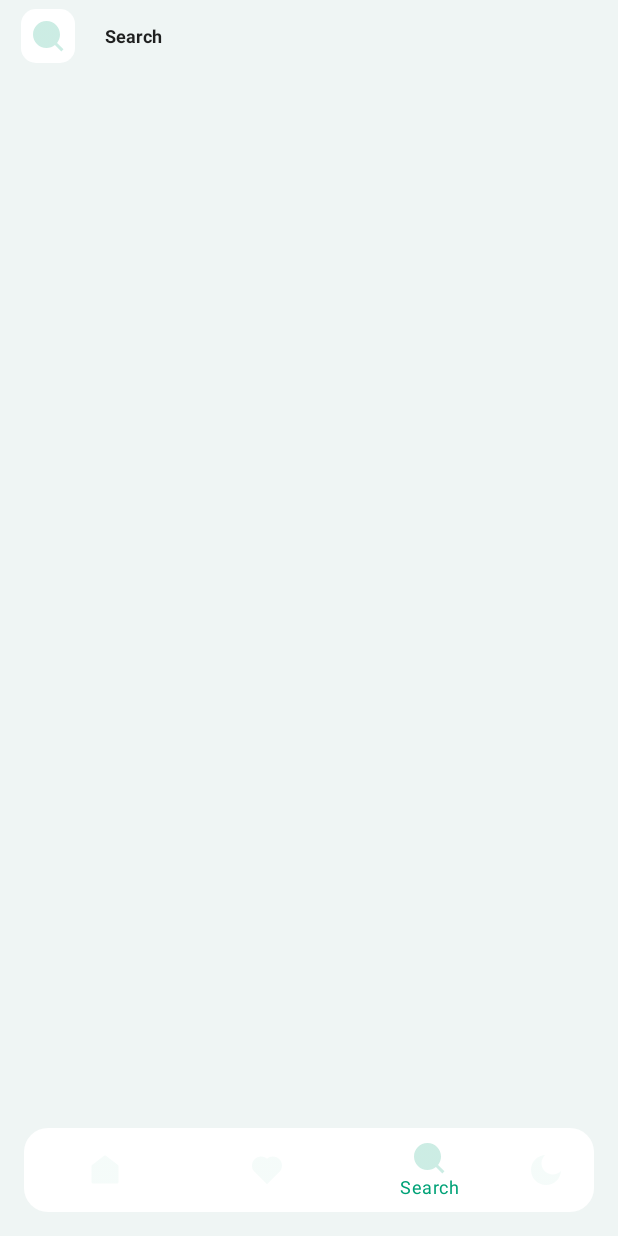
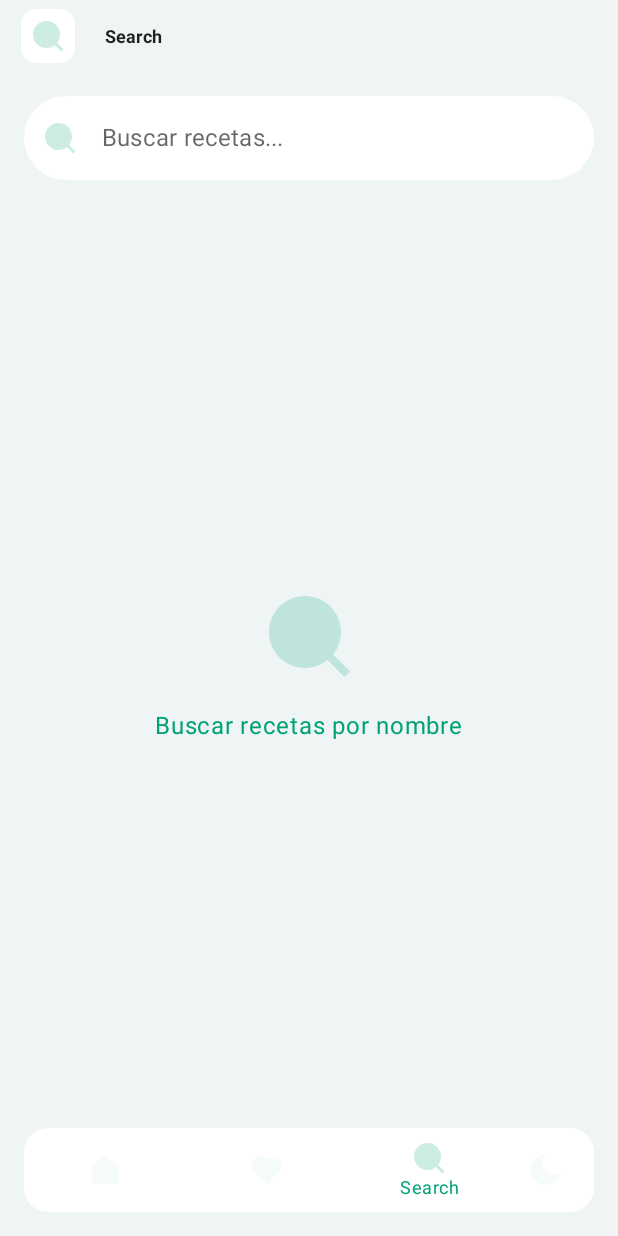
Before and after one commit to Jose-Ulacio/MealGenie, an Android app built with Jetpack Compose: the PantallaSearch screen opened through its navigation route, on a phone screen of 412 x 824 dp. Run offline under Robolectric (Android 15) with nearby library versions, the phone set to English and light mode, and no system bars; our stand-ins replace Room's generated code, accompanist; pictures from the network do not load.

Commit message:
Funcionamiento de la SearchScreen, junto con si diseño

```diff
--- a/app/src/main/java/com/example/mealgenie/view/NavigationHost.kt
+++ b/app/src/main/java/com/example/mealgenie/view/NavigationHost.kt
@@ -31,7 +31,7 @@ fun NavigationHost(
             FavoriteScreen(viewModel, mainState)
         }
         composable(SearchScreen.route){
-            SearchScreen()
+            SearchScreen(viewModel, mainState)
         }
     }
 }
--- a/app/src/main/java/com/example/mealgenie/view/Screens/SearchScreen.kt
+++ b/app/src/main/java/com/example/mealgenie/view/Screens/SearchScreen.kt
@@ -4,19 +4,31 @@ import androidx.compose.foundation.background
 import androidx.compose.foundation.layout.Arrangement
 import androidx.compose.foundation.layout.Box
 import androidx.compose.foundation.layout.Column
+import androidx.compose.foundation.layout.PaddingValues
 import androidx.compose.foundation.layout.Row
+import androidx.compose.foundation.layout.fillMaxHeight
 import androidx.compose.foundation.layout.fillMaxSize
 import androidx.compose.foundation.layout.fillMaxWidth
 import androidx.compose.foundation.layout.height
 import androidx.compose.foundation.layout.padding
+import androidx.compose.foundation.layout.size
 import androidx.compose.foundation.layout.systemBarsPadding
 import androidx.compose.foundation.layout.width
+import androidx.compose.foundation.lazy.staggeredgrid.LazyVerticalStaggeredGrid
+import androidx.compose.foundation.lazy.staggeredgrid.StaggeredGridCells
+import androidx.compose.foundation.lazy.staggeredgrid.items
 import androidx.compose.foundation.lazy.staggeredgrid.rememberLazyStaggeredGridState
 import androidx.compose.foundation.shape.RoundedCornerShape
+import androidx.compose.foundation.text.KeyboardActions
+import androidx.compose.foundation.text.KeyboardOptions
 import androidx.compose.material.Icon
+import androidx.compose.material.IconButton
 import androidx.compose.material.Text
+import androidx.compose.material.TextField
+import androidx.compose.material.TextFieldDefaults
 import androidx.compose.runtime.Composable
 import androidx.compose.runtime.LaunchedEffect
+import androidx.compose.runtime.collectAsState
 import androidx.compose.runtime.getValue
 import androidx.compose.runtime.mutableIntStateOf
 import androidx.compose.runtime.remember
@@ -26,18 +38,30 @@ import androidx.compose.ui.Modifier
 import androidx.compose.ui.graphics.Color
 import androidx.compose.ui.res.colorResource
 import androidx.compose.ui.res.painterResource
+import androidx.compose.ui.text.Placeholder
 import androidx.compose.ui.text.TextStyle
 import androidx.compose.ui.text.font.FontWeight
+import androidx.compose.ui.text.input.ImeAction
 import androidx.compose.ui.unit.dp
 import androidx.compose.ui.unit.sp
+import androidx.lifecycle.viewmodel.compose.viewModel
+import androidx.room.Query
 import com.example.mealgenie.R
+import com.example.mealgenie.data.model.Recipe
+import com.example.mealgenie.view.Screens.AuxiliaryComponents.FullScreenLoading
 import com.example.mealgenie.view.Screens.AuxiliaryComponents.MainScreenStates
 import com.example.mealgenie.view.Screens.AuxiliaryComponents.rememberMainScreenState
+import com.example.mealgenie.viewmodel.RecipeViewModel
 
 @Composable
 fun SearchScreen(
+    viewModel: RecipeViewModel = viewModel(),
     mainState: MainScreenStates = rememberMainScreenState()
 ) {
+    val searchResults by viewModel.searchResults.collectAsState()
+    val isLoading by viewModel.isLoading.collectAsState()
+    val searchQuery by viewModel.searchQuery.collectAsState()
+
     val gridState = rememberLazyStaggeredGridState()
     var lastScrollPosition by remember { mutableIntStateOf(0) }
 
@@ -94,7 +118,8 @@ fun SearchScreen(
                         )
                     }
                     Text(
-                        modifier = Modifier.padding(start = 20.dp)
+                        modifier = Modifier
+                            .padding(start = 20.dp)
                             .align(alignment = Alignment.CenterVertically),
                         text = "Search",
                         style = TextStyle(
@@ -104,6 +129,138 @@ fun SearchScreen(
                     )
                 }
             }
+
+            //Barra de Busqueda
+            SearchBar(
+                query = searchQuery,
+                onQueryChange = {viewModel.setSearchQuery(it)},
+                modifier = Modifier
+                    .fillMaxWidth()
+                    .padding(16.dp)
+            )
+
+            //Resultado de la Busqueda
+            when {
+                isLoading -> FullScreenLoading()
+                searchQuery.length <= 2 -> PlaceHolderSearch()
+                searchResults.isEmpty() -> EmptySearchResults()
+                else -> RecipeSearchGrid(
+                    recipes = searchResults,
+                    viewModel = viewModel
+                )
+            }
+
         }
     }
 }
+
+@Composable
+fun RecipeSearchGrid(
+    recipes: List<Recipe>,
+    viewModel: RecipeViewModel
+) {
+    LazyVerticalStaggeredGrid(
+        columns = StaggeredGridCells.Fixed(2),
+        modifier = Modifier.fillMaxSize(),
+        contentPadding = PaddingValues(8.dp),
+        horizontalArrangement = Arrangement.spacedBy(8.dp),
+        verticalItemSpacing = 8.dp
+    ) {
+        items(recipes) { recipe ->
+            RecipeCard(
+                recipe = recipe,
+                viewModel = viewModel,
+                modifier = Modifier.fillMaxWidth()
+            )
+        }
+    }
+}
+
+@Composable
+fun SearchBar(
+    query: String,
+    onQueryChange: (String) -> Unit,
+    modifier: Modifier = Modifier
+) {
+    TextField(
+        value = query,
+        onValueChange = onQueryChange,
+        modifier = modifier
+            .fillMaxWidth()
+            .height(56.dp)
+            .background(Color.White, RoundedCornerShape(28.dp)),
+        placeholder = { Text("Buscar recetas...") },
+        leadingIcon = {
+            Icon(
+                painter = painterResource(R.drawable.ic_search),
+                contentDescription = null,
+                tint = colorResource(R.color.Green_Primary)
+            )
+        },
+        trailingIcon = {
+            if (query.isNotEmpty()) {
+                IconButton(
+                    onClick = {onQueryChange("")}
+                ) {
+                    Icon(
+                        painter = painterResource(R.drawable.ic_delete),
+                        contentDescription = "Borrar",
+                        tint = colorResource(R.color.Green_Primary)
+                    )
+                }
+            }
+        },
+        colors = TextFieldDefaults.textFieldColors(
+            backgroundColor = Color.Transparent,
+            focusedIndicatorColor = Color.Transparent,
+            unfocusedIndicatorColor = Color.Transparent,
+            cursorColor = colorResource(R.color.Green_Primary)
+        ),
+        singleLine = true,
+        keyboardOptions = KeyboardOptions(imeAction = ImeAction.Search),
+        keyboardActions = KeyboardActions(
+            onSearch = { /* Puedes añadir acción adicional al presionar buscar */ }
+        )
+    )
+}
+
+@Composable
+fun PlaceHolderSearch() {
+    Column(
+        modifier = Modifier.fillMaxSize(),
+        verticalArrangement = Arrangement.Center,
+        horizontalAlignment = Alignment.CenterHorizontally
+    ) {
+        Icon(
+            painter = painterResource(R.drawable.ic_search),
+            contentDescription = null,
+            tint = colorResource(R.color.Green_Primary),
+            modifier = Modifier.size(64.dp)
+        )
+        Text(
+            text = "Buscar recetas por nombre",
+            color = colorResource(R.color.Green_Primary),
+            modifier = Modifier.padding(top = 16.dp)
+        )
+    }
+}
+
+@Composable
+fun EmptySearchResults() {
+    Column(
+        modifier = Modifier.fillMaxSize(),
+        verticalArrangement = Arrangement.Center,
+        horizontalAlignment = Alignment.CenterHorizontally
+    ) {
+        Icon(
+            painter = painterResource(R.drawable.ic_cookie),
+            contentDescription = null,
+            tint = colorResource(R.color.Green_Primary),
+            modifier = Modifier.size(64.dp)
+        )
+        Text(
+            text = "No se encontraron recetas",
+            color = colorResource(R.color.Green_Primary)
+        )
+    }
+}
--- /dev/null
+++ b/app/src/main/res/drawable/ic_delete.xml
@@ -0,0 +1,9 @@
+<vector xmlns:android="http://schemas.android.com/apk/res/android"
+    android:width="24dp"
+    android:height="24dp"
+    android:viewportWidth="960"
+    android:viewportHeight="960">
+  <path
+      android:pathData="M280,840q-33,0 -56.5,-23.5T200,760v-520h-40v-80h200v-40h240v40h200v80h-40v520q0,33 -23.5,56.5T680,840L280,840ZM360,680h80v-360h-80v360ZM520,680h80v-360h-80v360Z"
+      android:fillColor="#999999"/>
+</vector>
```
Also changed, not shown: app/src/main/java/com/example/mealgenie/data/remote/ApiService.kt (+13 -1 lines), app/src/main/java/com/example/mealgenie/viewmodel/RecipeViewModel.kt (+37 -0 lines), app/src/main/res/drawable/ic_cookie.xml (added, +9 -0 lines), app/src/main/java/com/example/mealgenie/view/MainActivity.kt (line endings or trailing spaces).
